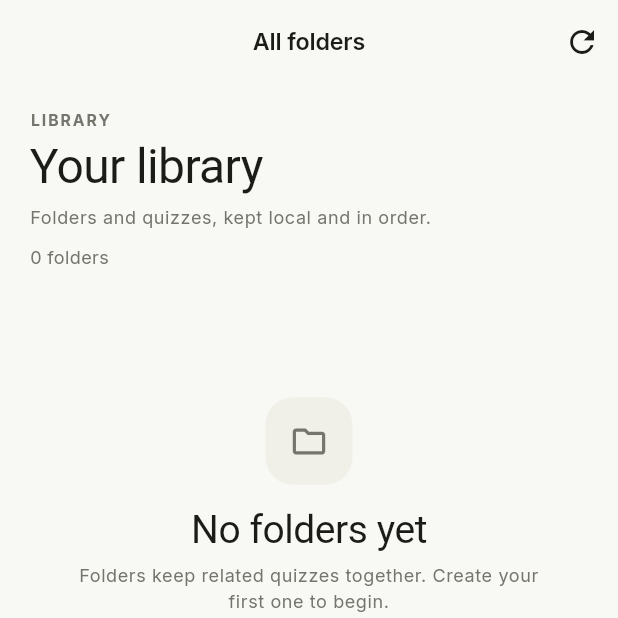
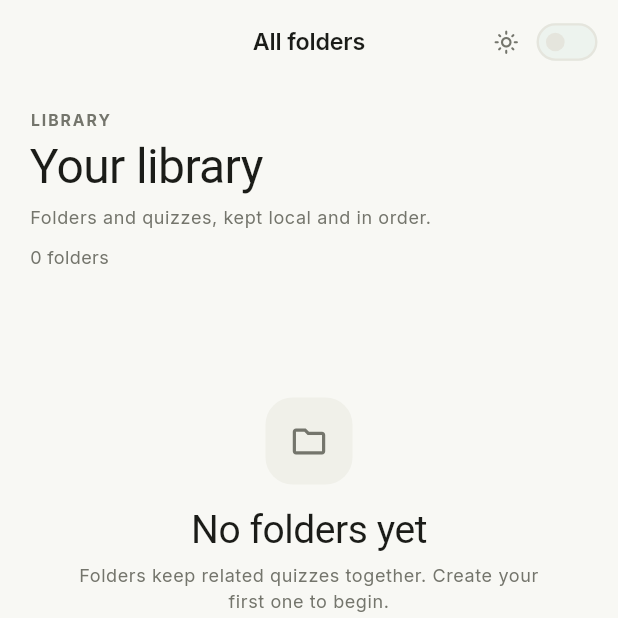
Before and after one commit to RanjanKiran707/quiz_app, a Flutter app: the screen it shows after launch, on a phone screen of 412 x 824 dp, the top half of it. Run offline on Flutter 3.47's test engine with Material 3 defaults, Android fonts, the phone set to English and light mode, and no system bars; our stand-ins replace drift, drift_flutter, file_picker, material_ui; missing offline and left inert: flutter_math_fork; accounts and stored records are empty; generated files the repository leaves out were written again; Roboto replaces fonts that are missing (InstrumentSerif); project files that could hold a hidden picture were left out.

Commit message:
Replace refresh action with light and dark theme switch

```diff
--- /dev/null
+++ b/lib/core/theme/theme_controller.dart
@@ -0,0 +1,12 @@
+import 'package:material_ui/material_ui.dart';
+
+class AppThemeController {
+  AppThemeController._();
+
+  static final ValueNotifier<ThemeMode> mode =
+      ValueNotifier(ThemeMode.system);
+
+  static void setDark(bool dark) {
+    mode.value = dark ? ThemeMode.dark : ThemeMode.light;
+  }
+}
--- a/lib/core/widgets/app_widgets.dart
+++ b/lib/core/widgets/app_widgets.dart
@@ -2,6 +2,7 @@ import 'package:flutter_math_fork/flutter_math.dart';
 import 'package:material_ui/material_ui.dart';
 import 'package:quiz_app/core/errors/failure.dart';
 import 'package:quiz_app/core/theme/app_theme.dart';
+import 'package:quiz_app/core/theme/theme_controller.dart';
 import 'package:quiz_app/core/utils/failure_messages.dart';
 
 class MathText extends StatelessWidget {
@@ -333,6 +334,42 @@ class PageBody extends StatelessWidget {
   }
 }
 
+class ThemeModeSwitch extends StatelessWidget {
+  const ThemeModeSwitch({super.key});
+
+  @override
+  Widget build(BuildContext context) {
+    return ValueListenableBuilder<ThemeMode>(
+      valueListenable: AppThemeController.mode,
+      builder: (context, mode, _) {
+        final isDark = Theme.of(context).brightness == Brightness.dark;
+        return Padding(
+          padding: const EdgeInsets.only(right: 4),
+          child: Row(
+            mainAxisSize: MainAxisSize.min,
+            children: [
+              Icon(
+                isDark ? Icons.dark_mode_outlined : Icons.light_mode_outlined,
+                size: 17,
+                color: context.appMuted,
+              ),
+              const SizedBox(width: 2),
+              Transform.scale(
+                scale: 0.78,
+                child: Switch(
+                  value: isDark,
+                  onChanged: AppThemeController.setDark,
+                  materialTapTargetSize: MaterialTapTargetSize.shrinkWrap,
+                ),
+              ),
+            ],
+          ),
+        );
+      },
+    );
+  }
+}
+
 ButtonStyle appPrimaryButtonStyle(BuildContext context) => FilledButton.styleFrom(
       backgroundColor: context.appAccent,
       foregroundColor: context.appOnAccent,
--- a/lib/features/folder_browser/folder_browser_view.dart
+++ b/lib/features/folder_browser/folder_browser_view.dart
@@ -94,7 +94,7 @@ class _FolderBrowserViewState extends State<FolderBrowserView> {
       appBar: AppBar(
         leading: _isRoot ? null : const BackButton(),
         title: Text(title),
-        actions: actions,
+        actions: [...?actions, const ThemeModeSwitch()],
       ),
       body: body,
       floatingActionButton: floatingActionButton,
@@ -108,11 +108,6 @@ class _FolderBrowserViewState extends State<FolderBrowserView> {
     final isEmpty = folders.isEmpty && quizzes.isEmpty;
 
     final actions = <Widget>[
-      IconButton(
-        onPressed: ctrl.refresh,
-        icon: const Icon(Icons.refresh),
-        tooltip: 'Refresh',
-      ),
       if (folder != null)
         PopupMenuButton<String>(
           icon: const Icon(Icons.more_vert),
@@ -140,10 +135,7 @@ class _FolderBrowserViewState extends State<FolderBrowserView> {
         child: const Icon(Icons.add),
       ),
       body: PageBody(
-        child: RefreshIndicator(
-          onRefresh: () async => ctrl.refresh(),
-          color: context.appAccent,
-          child: ListView(
+        child: ListView(
           padding: const EdgeInsets.fromLTRB(20, 8, 20, 110),
           children: [
             if (_isRoot)
@@ -219,7 +211,6 @@ class _FolderBrowserViewState extends State<FolderBrowserView> {
                 ),
               ),
           ],
-          ),
         ),
       ),
     );
--- a/lib/main.dart
+++ b/lib/main.dart
@@ -1,6 +1,7 @@
 import 'package:material_ui/material_ui.dart';
 import 'package:quiz_app/core/di/app_dependencies.dart';
 import 'package:quiz_app/core/theme/app_theme.dart';
+import 'package:quiz_app/core/theme/theme_controller.dart';
 import 'package:quiz_app/features/folder_browser/folder_browser_view.dart';
 import 'package:quiz_app/features/folder_browser/folder_browser_view_model.dart';
 
@@ -15,13 +16,16 @@ class QuizApp extends StatelessWidget {
 
   @override
   Widget build(BuildContext context) {
-    return MaterialApp(
-      title: 'Quiz App',
-      debugShowCheckedModeBanner: false,
-      theme: AppTheme.light(),
-      darkTheme: AppTheme.dark(),
-      themeMode: ThemeMode.system,
-      home: const FolderBrowserView(bundle: FolderBrowserBundle()),
+    return ValueListenableBuilder<ThemeMode>(
+      valueListenable: AppThemeController.mode,
+      builder: (context, themeMode, _) => MaterialApp(
+        title: 'Quiz App',
+        debugShowCheckedModeBanner: false,
+        theme: AppTheme.light(),
+        darkTheme: AppTheme.dark(),
+        themeMode: themeMode,
+        home: const FolderBrowserView(bundle: FolderBrowserBundle()),
+      ),
     );
   }
 }
```
Also changed, not shown: 2 other files.
